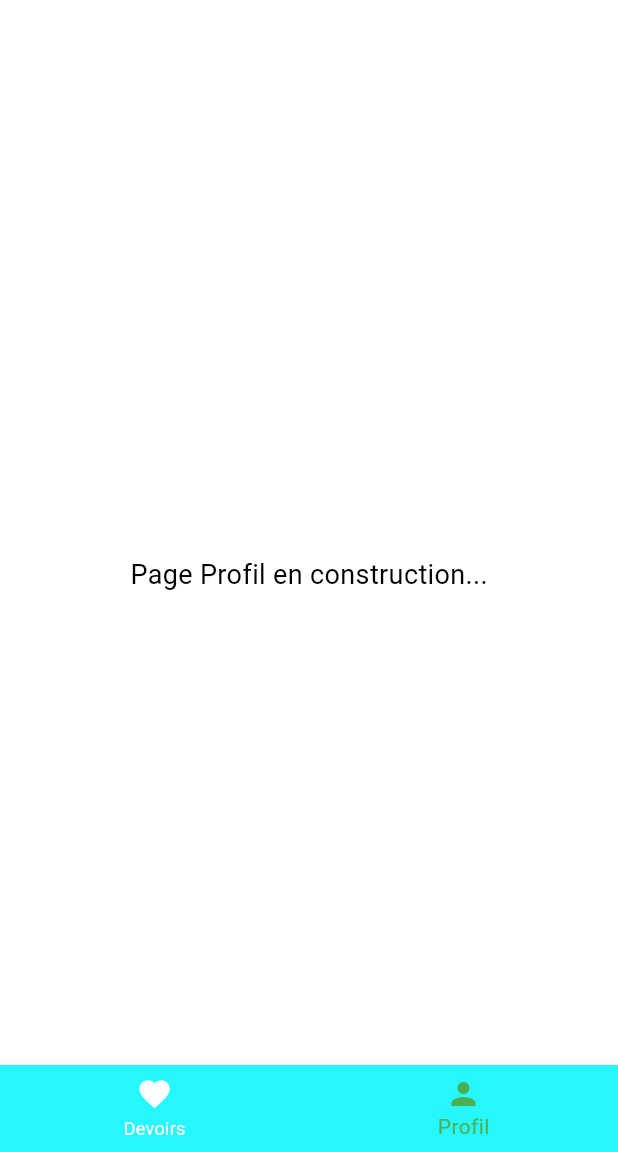
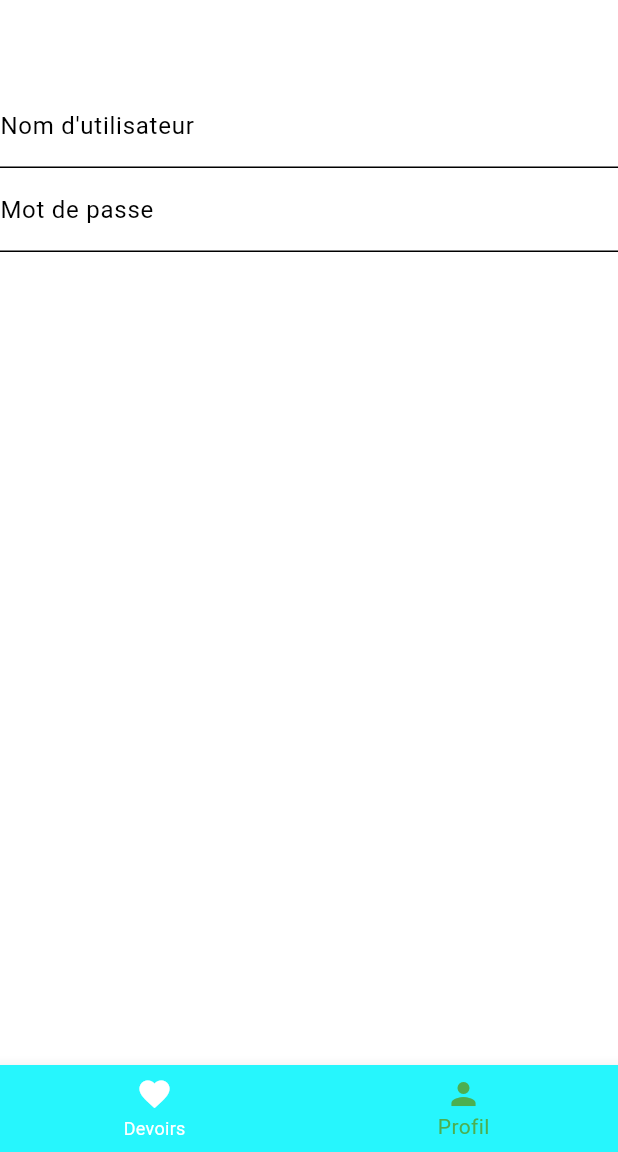
Before and after one commit to erwannevonia/EDK_AP_Lourd, a Flutter app: the screen it shows after launch, item 2 of the bottom bar chosen, on a phone screen of 412 x 824 dp, the part 84-1236 px from its top. Run offline on Flutter 3.47's test engine with Material 3 defaults, Android fonts, the phone set to English and light mode, and no system bars.

Commit message:
Update profil_screen.dart
ui

```diff
--- a/lib/screens/profil_screen.dart
+++ b/lib/screens/profil_screen.dart
@@ -8,16 +8,34 @@ class ProfilScreen extends StatelessWidget {
     return Scaffold(
         backgroundColor: const Color.fromARGB(255, 255, 255, 255),
         appBar: AppBar(
-        title: const Text('Mon Profil', style: TextStyle(color: Colors.white)),
+          title:
+              const Text('Mon Profil', style: TextStyle(color: Colors.white)),
           backgroundColor: const Color.fromARGB(255, 255, 255, 255),
           elevation: 0,
         ),
         body: const Center(
-        child: Text(
-          'Page Profil en construction...',
-          style: TextStyle(color: Colors.black, fontSize: 18),
+          child: Column(children: [
+            TextField(
+              style: TextStyle(color: Colors.black),
+              decoration: InputDecoration(
+                labelText: 'Nom d\'utilisateur',
+                labelStyle: TextStyle(color: Colors.black),
+                enabledBorder: UnderlineInputBorder(
+                  borderSide: BorderSide(color: Colors.black),
                 ),
               ),
-    );
+            ),
+            TextField(
+              style: TextStyle(color: Colors.black),
+              decoration: InputDecoration(
+                labelText: 'Mot de passe',
+                labelStyle: TextStyle(color: Colors.black),
+                enabledBorder: UnderlineInputBorder(
+                  borderSide: BorderSide(color: Colors.black),
+                ),
+              ),
+            ),
+          ]),
+        ));
   }
 }
```
Lines whose indentation alone changed are shown as unchanged.
